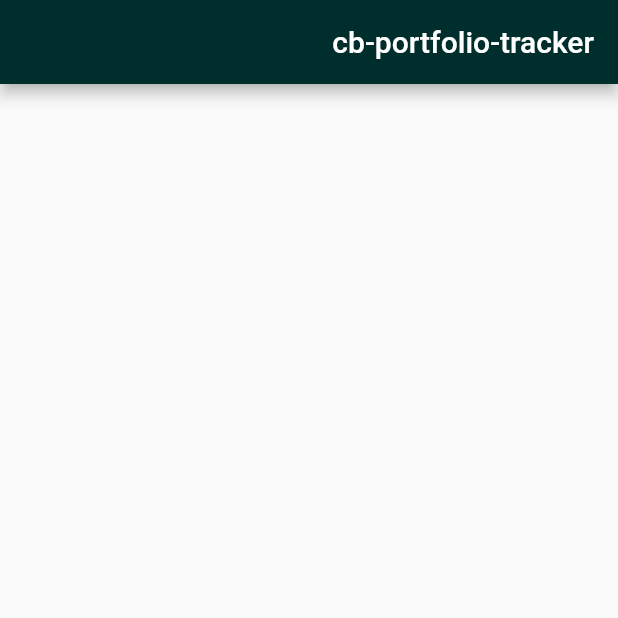
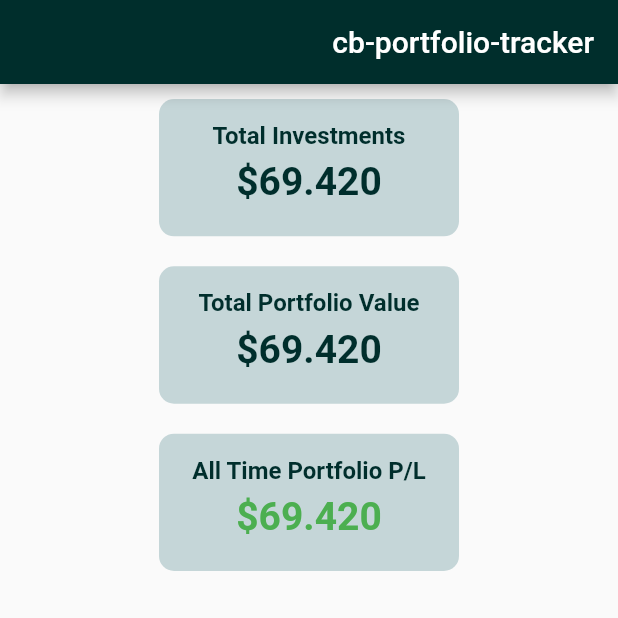
Before and after one commit to oscj/cb-portfolio-tracker, a Flutter app: the screen it shows after launch, on a phone screen of 412 x 824 dp, the top half of it. Run offline on Flutter 3.47's test engine with Material 2 defaults, Android fonts, the phone set to English and light mode, and no system bars.

Commit message:
implemented basic card to show stats

```diff
--- a/portfoliotracker/lib/portfolio-overview/portfolioOverview.dart
+++ b/portfoliotracker/lib/portfolio-overview/portfolioOverview.dart
@@ -1,4 +1,6 @@
 import 'package:flutter/material.dart';
+import 'package:portfoliotracker/shared/statCard.dart';
+import 'package:portfoliotracker/shared/colors.dart' as colorPallete;
 
 class PortfolioOverview extends StatefulWidget {
   @override
@@ -8,6 +10,27 @@ class PortfolioOverview extends StatefulWidget {
 class _PortfolioOverviewState extends State<PortfolioOverview> {
   @override
   Widget build(BuildContext context) {
-    return Container();
+    return Container(
+        child: Container(
+            width: MediaQuery.of(context).size.width,
+            height: MediaQuery.of(context).size.height * 0.5,
+            child: Container(
+              child: Column(
+                children: [
+                  StatCard(
+                      title: "Total Investments",
+                      content: "\$69.420",
+                      contentColor: colorPallete.Colors.mainDark),
+                  StatCard(
+                      title: "Total Portfolio Value",
+                      content: "\$69.420",
+                      contentColor: colorPallete.Colors.mainDark),
+                  StatCard(
+                      title: "All Time Portfolio P/L",
+                      content: "\$69.420",
+                      contentColor: Colors.green)
+                ],
+              ),
+            )));
   }
 }
--- a/portfoliotracker/lib/shared/colors.dart
+++ b/portfoliotracker/lib/shared/colors.dart
@@ -2,4 +2,5 @@ import 'package:flutter/material.dart';
 
 class Colors {
   static const mainDark = Color.fromRGBO(0, 46, 44, 1);
+  static const blueCream = Color.fromRGBO(197, 214, 216, 1);
 }
--- /dev/null
+++ b/portfoliotracker/lib/shared/statCard.dart
@@ -0,0 +1,56 @@
+import 'package:flutter/material.dart';
+import 'package:portfoliotracker/shared/colors.dart' as colorPallete;
+
+class StatCard extends StatefulWidget {
+  StatCard({Key key, this.title, this.content, this.contentColor})
+      : super(key: key);
+
+  final String title;
+  final String content;
+  final Color contentColor;
+
+  @override
+  _StatCardState createState() => _StatCardState(title, content, contentColor);
+}
+
+class _StatCardState extends State<StatCard> {
+  String title;
+  String content;
+  Color contentColor;
+
+  _StatCardState(this.title, this.content, this.contentColor);
+  @override
+  Widget build(BuildContext context) {
+    return Container(
+      margin: EdgeInsets.all(10),
+      padding: EdgeInsets.all(15),
+      width: 200,
+      height: MediaQuery.of(context).size.height / 9,
+      child: Column(
+        mainAxisAlignment: MainAxisAlignment.start,
+        children: [
+          Text(
+            '${this.title}',
+            style: TextStyle(
+                color: colorPallete.Colors.mainDark,
+                fontWeight: FontWeight.bold,
+                fontSize: 16),
+          ),
+          Spacer(),
+          Text(
+            '${this.content}',
+            style: TextStyle(
+                color: this.contentColor,
+                fontWeight: FontWeight.bold,
+                fontSize: 26),
+          ),
+          Spacer(),
+        ],
+      ),
+      decoration: BoxDecoration(
+        borderRadius: BorderRadius.circular(10),
+        color: colorPallete.Colors.blueCream,
+      ),
+    );
+  }
+}
```
